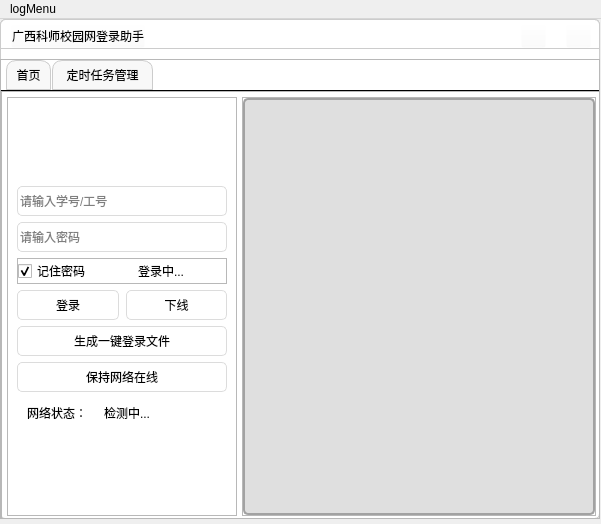
The window that assets/qtfile/main.ui (quanmianup/GXSTNU-Schoolnet-Login-Assistant) describes before a commit, drawn with Qt 5.
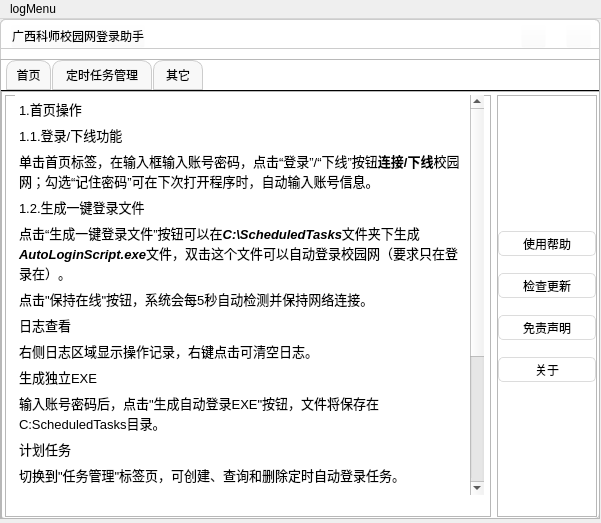
The same window after the commit. Icons and pictures are not drawn.

```diff
--- a/assets/qtfile/main.ui
+++ b/assets/qtfile/main.ui
@@ -8,7 +8,7 @@
     <x>0</x>
     <y>0</y>
     <width>601</width>
-    <height>524</height>
+    <height>523</height>
    </rect>
   </property>
   <property name="minimumSize">
@@ -190,7 +190,7 @@
            </property>
            <property name="minimumSize">
             <size>
-             <width>101</width>
+             <width>100</width>
              <height>30</height>
             </size>
            </property>
@@ -202,6 +202,28 @@
            </property>
           </widget>
          </item>
+         <item>
+          <widget class="QPushButton" name="pushButton_tab_manege_2">
+           <property name="sizePolicy">
+            <sizepolicy hsizetype="Fixed" vsizetype="Fixed">
+             <horstretch>0</horstretch>
+             <verstretch>0</verstretch>
+            </sizepolicy>
+           </property>
+           <property name="minimumSize">
+            <size>
+             <width>50</width>
+             <height>30</height>
+            </size>
+           </property>
+           <property name="styleSheet">
+            <string notr="true"/>
+           </property>
+           <property name="text">
+            <string>其它</string>
+           </property>
+          </widget>
+         </item>
          <item>
           <spacer name="horizontalSpacer">
            <property name="orientation">
@@ -234,7 +256,7 @@
 </string>
         </property>
         <property name="currentIndex">
-         <number>0</number>
+         <number>2</number>
         </property>
         <widget class="QWidget" name="page_main">
          <widget class="QFrame" name="frame_main_2">
@@ -242,12 +264,12 @@
            <rect>
             <x>0</x>
             <y>0</y>
-            <width>601</width>
-            <height>431</height>
+            <width>600</width>
+            <height>430</height>
            </rect>
           </property>
           <property name="sizePolicy">
-           <sizepolicy hsizetype="Expanding" vsizetype="Expanding">
+           <sizepolicy hsizetype="Preferred" vsizetype="Preferred">
             <horstretch>0</horstretch>
             <verstretch>0</verstretch>
            </sizepolicy>
@@ -1331,6 +1353,318 @@
           </layout>
          </widget>
         </widget>
+        <widget class="QWidget" name="page_other">
+         <widget class="QFrame" name="frame_3">
+          <property name="geometry">
+           <rect>
+            <x>0</x>
+            <y>0</y>
+            <width>600</width>
+            <height>430</height>
+           </rect>
+          </property>
+          <property name="frameShape">
+           <enum>QFrame::Shape::StyledPanel</enum>
+          </property>
+          <property name="frameShadow">
+           <enum>QFrame::Shadow::Raised</enum>
+          </property>
+          <layout class="QHBoxLayout" name="horizontalLayout_9" stretch="5,1">
+           <property name="leftMargin">
+            <number>3</number>
+           </property>
+           <property name="topMargin">
+            <number>3</number>
+           </property>
+           <property name="rightMargin">
+            <number>3</number>
+           </property>
+           <property name="bottomMargin">
+            <number>3</number>
+           </property>
+           <item>
+            <widget class="QFrame" name="frame_4">
+             <property name="frameShape">
+              <enum>QFrame::Shape::StyledPanel</enum>
+             </property>
+             <property name="frameShadow">
+              <enum>QFrame::Shadow::Raised</enum>
+             </property>
+             <widget class="QStackedWidget" name="stackedWidget">
+              <property name="geometry">
+               <rect>
+                <x>0</x>
+                <y>0</y>
+                <width>481</width>
+                <height>420</height>
+               </rect>
+              </property>
+              <property name="currentIndex">
+               <number>0</number>
+              </property>
+              <widget class="QWidget" name="page_help">
+               <widget class="QFrame" name="frame_help">
+                <property name="geometry">
+                 <rect>
+                  <x>0</x>
+                  <y>0</y>
+                  <width>480</width>
+                  <height>410</height>
+                 </rect>
+                </property>
+                <property name="frameShape">
+                 <enum>QFrame::Shape::NoFrame</enum>
+                </property>
+                <property name="frameShadow">
+                 <enum>QFrame::Shadow::Raised</enum>
+                </property>
+                <property name="lineWidth">
+                 <number>0</number>
+                </property>
+                <widget class="QTextBrowser" name="textBrowser_help">
+                 <property name="geometry">
+                  <rect>
+                   <x>10</x>
+                   <y>0</y>
+                   <width>469</width>
+                   <height>400</height>
+                  </rect>
+                 </property>
+                 <property name="sizePolicy">
+                  <sizepolicy hsizetype="Preferred" vsizetype="Preferred">
+                   <horstretch>0</horstretch>
+                   <verstretch>0</verstretch>
+                  </sizepolicy>
+                 </property>
+                 <property name="frameShape">
+                  <enum>QFrame::Shape::NoFrame</enum>
+                 </property>
+                 <property name="autoFormatting">
+                  <set>QTextEdit::AutoFormattingFlag::AutoAll</set>
+                 </property>
+                 <property name="markdown">
+                  <string notr="true">1.首页操作
+
+1.1.登录/下线功能
+
+单击首页标签，在输入框输入账号密码，点击“登录”/“下线”按钮**连接/下线**校园网；勾选“记住密码”可在下次打开程序时，自动输入账号信息。
+
+1.2.生成一键登录文件
+
+点击“生成一键登录文件”按钮可以在***C:\\ScheduledTasks***文件夹下生成***AutoLoginScript.exe***
+文件，双击这个文件可以自动登录校园网（要求只在登录在）。
+
+点击&quot;保持在线&quot;按钮，系统会每5秒自动检测并保持网络连接。
+
+日志查看
+
+右侧日志区域显示操作记录，右键点击可清空日志。
+
+生成独立EXE
+
+输入账号密码后，点击&quot;生成自动登录EXE&quot;按钮，文件将保存在C:ScheduledTasks目录。
+
+计划任务
+
+切换到&quot;任务管理&quot;标签页，可创建、查询和删除定时自动登录任务。
+
+常见问题
+
+\- 登录失败：检查账号密码和网络连接，查看日志获取错误原因
+
+\- 修改账号：取消勾选&quot;记住密码&quot;并登录，或直接输入新账号密码
+
+\- 任务不执行：确认EXE文件路径正确，检查Windows任务计划程序设置
+
+注意事项
+
+\- 账号密码使用AES加密存储
+
+\- 生成的EXE文件包含账号信息，请妥善保管
+
+\- 日志保存在c:ScheduledTaskslogs目录
+
+</string>
+                 </property>
+                 <property name="html">
+                  <string>&lt;!DOCTYPE HTML PUBLIC &quot;-//W3C//DTD HTML 4.0//EN&quot; &quot;http://www.w3.org/TR/REC-html40/strict.dtd&quot;&gt;
+&lt;html&gt;&lt;head&gt;&lt;meta name=&quot;qrichtext&quot; content=&quot;1&quot; /&gt;&lt;meta charset=&quot;utf-8&quot; /&gt;&lt;style type=&quot;text/css&quot;&gt;
+p, li { white-space: pre-wrap; }
+hr { height: 1px; border-width: 0; }
+li.unchecked::marker { content: &quot;\2610&quot;; }
+li.checked::marker { content: &quot;\2612&quot;; }
+&lt;/style&gt;&lt;/head&gt;&lt;body style=&quot; font-family:'微软雅黑'; font-size:10pt; font-weight:400; font-style:normal;&quot;&gt;
+&lt;p style=&quot; margin-top:6px; margin-bottom:6px; margin-left:0px; margin-right:0px; -qt-block-indent:0; text-indent:0px;&quot;&gt;1.首页操作&lt;/p&gt;
+&lt;p style=&quot; margin-top:6px; margin-bottom:6px; margin-left:0px; margin-right:0px; -qt-block-indent:0; text-indent:0px;&quot;&gt;1.1.登录/下线功能&lt;/p&gt;
+&lt;p style=&quot; margin-top:6px; margin-bottom:6px; margin-left:0px; margin-right:0px; -qt-block-indent:0; text-indent:0px;&quot;&gt;单击首页标签，在输入框输入账号密码，点击“登录”/“下线”按钮&lt;span style=&quot; font-weight:700;&quot;&gt;连接/下线&lt;/span&gt;校园网；勾选“记住密码”可在下次打开程序时，自动输入账号信息。&lt;/p&gt;
+&lt;p style=&quot; margin-top:6px; margin-bottom:6px; margin-left:0px; margin-right:0px; -qt-block-indent:0; text-indent:0px;&quot;&gt;1.2.生成一键登录文件&lt;/p&gt;
+&lt;p style=&quot; margin-top:6px; margin-bottom:6px; margin-left:0px; margin-right:0px; -qt-block-indent:0; text-indent:0px;&quot;&gt;点击“生成一键登录文件”按钮可以在&lt;span style=&quot; font-weight:700; font-style:italic;&quot;&gt;C:\ScheduledTasks&lt;/span&gt;文件夹下生成&lt;span style=&quot; font-weight:700; font-style:italic;&quot;&gt;AutoLoginScript.exe&lt;/span&gt;文件，双击这个文件可以自动登录校园网（要求只在登录在）。&lt;/p&gt;
+&lt;p style=&quot; margin-top:6px; margin-bottom:6px; margin-left:0px; margin-right:0px; -qt-block-indent:0; text-indent:0px;&quot;&gt;点击&amp;quot;保持在线&amp;quot;按钮，系统会每5秒自动检测并保持网络连接。&lt;/p&gt;
+&lt;p style=&quot; margin-top:6px; margin-bottom:6px; margin-left:0px; margin-right:0px; -qt-block-indent:0; text-indent:0px;&quot;&gt;日志查看&lt;/p&gt;
+&lt;p style=&quot; margin-top:6px; margin-bottom:6px; margin-left:0px; margin-right:0px; -qt-block-indent:0; text-indent:0px;&quot;&gt;右侧日志区域显示操作记录，右键点击可清空日志。&lt;/p&gt;
+&lt;p style=&quot; margin-top:6px; margin-bottom:6px; margin-left:0px; margin-right:0px; -qt-block-indent:0; text-indent:0px;&quot;&gt;生成独立EXE&lt;/p&gt;
+&lt;p style=&quot; margin-top:6px; margin-bottom:6px; margin-left:0px; margin-right:0px; -qt-block-indent:0; text-indent:0px;&quot;&gt;输入账号密码后，点击&amp;quot;生成自动登录EXE&amp;quot;按钮，文件将保存在C:ScheduledTasks目录。&lt;/p&gt;
+&lt;p style=&quot; margin-top:6px; margin-bottom:6px; margin-left:0px; margin-right:0px; -qt-block-indent:0; text-indent:0px;&quot;&gt;计划任务&lt;/p&gt;
+&lt;p style=&quot; margin-top:6px; margin-bottom:6px; margin-left:0px; margin-right:0px; -qt-block-indent:0; text-indent:0px;&quot;&gt;切换到&amp;quot;任务管理&amp;quot;标签页，可创建、查询和删除定时自动登录任务。&lt;/p&gt;
+&lt;p style=&quot; margin-top:6px; margin-bottom:6px; margin-left:0px; margin-right:0px; -qt-block-indent:0; text-indent:0px;&quot;&gt;常见问题&lt;/p&gt;
+&lt;p style=&quot; margin-top:6px; margin-bottom:6px; margin-left:0px; margin-right:0px; -qt-block-indent:0; text-indent:0px;&quot;&gt;- 登录失败：检查账号密码和网络连接，查看日志获取错误原因&lt;/p&gt;
+&lt;p style=&quot; margin-top:6px; margin-bottom:6px; margin-left:0px; margin-right:0px; -qt-block-indent:0; text-indent:0px;&quot;&gt;- 修改账号：取消勾选&amp;quot;记住密码&amp;quot;并登录，或直接输入新账号密码&lt;/p&gt;
+&lt;p style=&quot; margin-top:6px; margin-bottom:6px; margin-left:0px; margin-right:0px; -qt-block-indent:0; text-indent:0px;&quot;&gt;- 任务不执行：确认EXE文件路径正确，检查Windows任务计划程序设置&lt;/p&gt;
+&lt;p style=&quot; margin-top:6px; margin-bottom:6px; margin-left:0px; margin-right:0px; -qt-block-indent:0; text-indent:0px;&quot;&gt;注意事项&lt;/p&gt;
+&lt;p style=&quot; margin-top:6px; margin-bottom:6px; margin-left:0px; margin-right:0px; -qt-block-indent:0; text-indent:0px;&quot;&gt;- 账号密码使用AES加密存储&lt;/p&gt;
+&lt;p style=&quot; margin-top:6px; margin-bottom:6px; margin-left:0px; margin-right:0px; -qt-block-indent:0; text-indent:0px;&quot;&gt;- 生成的EXE文件包含账号信息，请妥善保管&lt;/p&gt;
+&lt;p style=&quot; margin-top:6px; margin-bottom:6px; margin-left:0px; margin-right:0px; -qt-block-indent:0; text-indent:0px;&quot;&gt;- 日志保存在c:ScheduledTaskslogs目录&lt;/p&gt;&lt;/body&gt;&lt;/html&gt;</string>
+                 </property>
+                </widget>
+               </widget>
+              </widget>
+              <widget class="QWidget" name="page_update"/>
+              <widget class="QWidget" name="page_disclaimer"/>
+              <widget class="QWidget" name="page_about"/>
+             </widget>
+            </widget>
+           </item>
+           <item>
+            <widget class="QFrame" name="frame_other_btnbox">
+             <property name="minimumSize">
+              <size>
+               <width>100</width>
+               <height>0</height>
+              </size>
+             </property>
+             <property name="frameShape">
+              <enum>QFrame::Shape::StyledPanel</enum>
+             </property>
+             <property name="frameShadow">
+              <enum>QFrame::Shadow::Raised</enum>
+             </property>
+             <property name="lineWidth">
+              <number>0</number>
+             </property>
+             <layout class="QVBoxLayout" name="verticalLayout_4">
+              <property name="spacing">
+               <number>17</number>
+              </property>
+              <property name="leftMargin">
+               <number>0</number>
+              </property>
+              <property name="topMargin">
+               <number>0</number>
+              </property>
+              <property name="rightMargin">
+               <number>0</number>
+              </property>
+              <property name="bottomMargin">
+               <number>0</number>
+              </property>
+              <item>
+               <spacer name="verticalSpacer">
+                <property name="orientation">
+                 <enum>Qt::Orientation::Vertical</enum>
+                </property>
+                <property name="sizeHint" stdset="0">
+                 <size>
+                  <width>20</width>
+                  <height>40</height>
+                 </size>
+                </property>
+               </spacer>
+              </item>
+              <item>
+               <widget class="QPushButton" name="pushButton_help">
+                <property name="sizePolicy">
+                 <sizepolicy hsizetype="Preferred" vsizetype="Fixed">
+                  <horstretch>0</horstretch>
+                  <verstretch>0</verstretch>
+                 </sizepolicy>
+                </property>
+                <property name="minimumSize">
+                 <size>
+                  <width>0</width>
+                  <height>25</height>
+                 </size>
+                </property>
+                <property name="text">
+                 <string>使用帮助</string>
+                </property>
+               </widget>
+              </item>
+              <item>
+               <widget class="QPushButton" name="pushButton_update">
+                <property name="sizePolicy">
+                 <sizepolicy hsizetype="Preferred" vsizetype="Fixed">
+                  <horstretch>0</horstretch>
+                  <verstretch>0</verstretch>
+                 </sizepolicy>
+                </property>
+                <property name="minimumSize">
+                 <size>
+                  <width>0</width>
+                  <height>25</height>
+                 </size>
+                </property>
+                <property name="text">
+                 <string>检查更新</string>
+                </property>
+               </widget>
+              </item>
+              <item>
+               <widget class="QPushButton" name="pushButton_disclaimer">
+                <property name="sizePolicy">
+                 <sizepolicy hsizetype="Preferred" vsizetype="Fixed">
+                  <horstretch>0</horstretch>
+                  <verstretch>0</verstretch>
+                 </sizepolicy>
+                </property>
+                <property name="minimumSize">
+                 <size>
+                  <width>0</width>
+                  <height>25</height>
+                 </size>
+                </property>
+                <property name="text">
+                 <string>免责声明</string>
+                </property>
+               </widget>
+              </item>
+              <item>
+               <widget class="QPushButton" name="pushButton_aboutAuthor">
+                <property name="sizePolicy">
+                 <sizepolicy hsizetype="Preferred" vsizetype="Preferred">
+                  <horstretch>0</horstretch>
+                  <verstretch>0</verstretch>
+                 </sizepolicy>
+                </property>
+                <property name="minimumSize">
+                 <size>
+                  <width>0</width>
+                  <height>25</height>
+                 </size>
+                </property>
+                <property name="text">
+                 <string>关于</string>
+                </property>
+               </widget>
+              </item>
+              <item>
+               <spacer name="verticalSpacer_2">
+                <property name="orientation">
+                 <enum>Qt::Orientation::Vertical</enum>
+                </property>
+                <property name="sizeHint" stdset="0">
+                 <size>
+                  <width>20</width>
+                  <height>40</height>
+                 </size>
+                </property>
+               </spacer>
+              </item>
+             </layout>
+            </widget>
+           </item>
+          </layout>
+         </widget>
+        </widget>
        </widget>
       </item>
      </layout>
```
Left out of the diff: 30 changed lines with no effect on the pictures.
